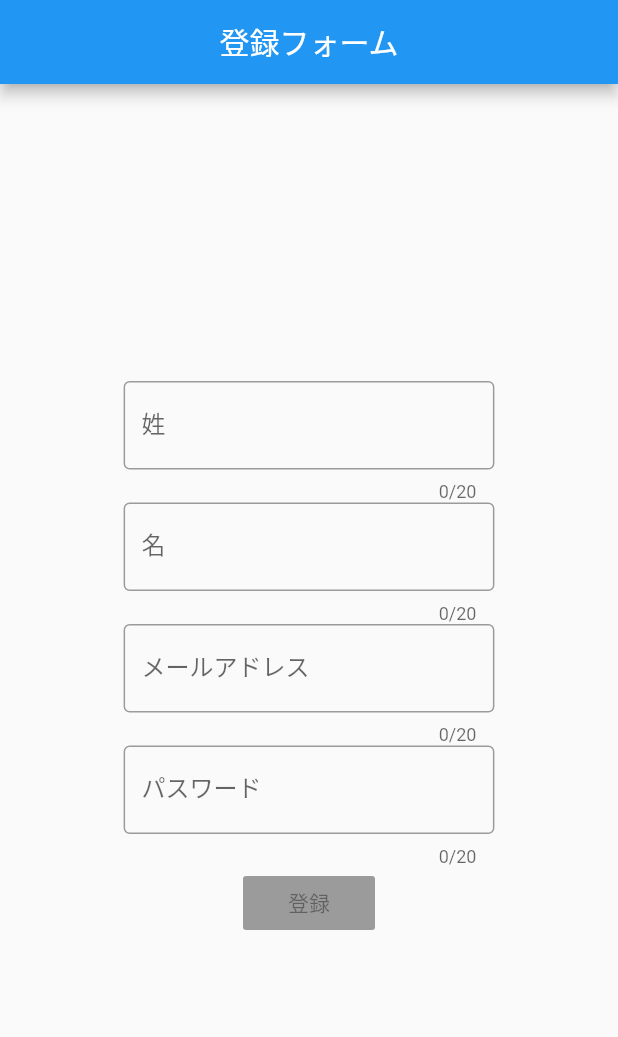
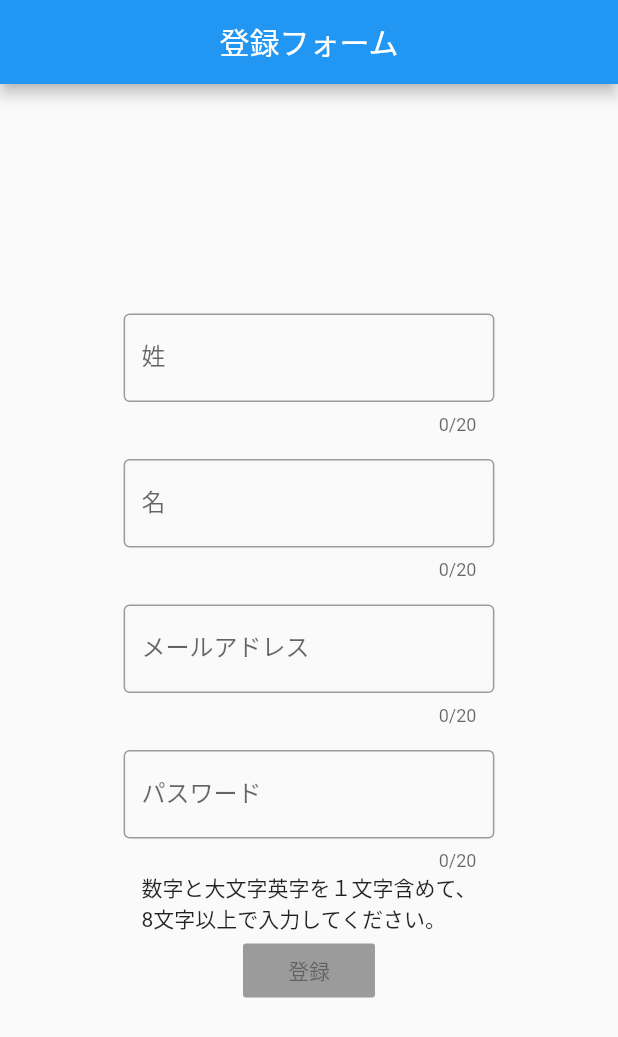
Before and after one commit to sh-ogawa/form_design_patterns, a Flutter app: the screen it shows after launch, on a phone screen of 412 x 824 dp. Shown: the top 1037 px of the screen. Run offline on Flutter 3.47's test engine with Material 2 defaults, Android fonts, the phone set to English and light mode, and no system bars; our stand-ins replace get_it, rxdart; missing offline and left inert: simple_logger.

Commit message:
add: フロートラベルについてコメント追加した

```diff
--- a/lib/helper/form_widget.dart
+++ b/lib/helper/form_widget.dart
@@ -5,25 +5,31 @@ var createTextField = ({
   @required String label,
   @required Stream stream,
   @required Function changed,
+  String hint = '',
   bool obscureText = false,
   keyboardType = TextInputType.text,
-}) => Container(
-  child: StreamBuilder(
+}) => Column(
+  children: <Widget>[
+    StreamBuilder(
       stream: stream,
       builder: (context, snapshot) {
         return TextField(
+          // フロートラベル自体は、入力済と勘違いされてしまって、微妙という意見もある
           decoration: InputDecoration(
             border: OutlineInputBorder(),
-            labelText: label
+            labelText: label,
           ),
           enabled: true,
           keyboardType: keyboardType,
           maxLines: 1,
           maxLength: 20,
+          maxLengthEnforced: false,
           obscureText: obscureText,
           onChanged: changed,
           textAlign: TextAlign.center,
         );
       },
     ),
+    Text(hint),
+  ],
 );
--- a/lib/pages/registration/main.dart
+++ b/lib/pages/registration/main.dart
@@ -54,6 +54,7 @@ class RegistrationMainPage extends StatelessWidget {
         stream: bloc.password,
         changed: bloc.passwordChanged,
         obscureText: true,
+        hint: '数字と大文字英字を１文字含めて、\n8文字以上で入力してください。'
       ),
     );
   }
```
Lines whose indentation alone changed are shown as unchanged.
